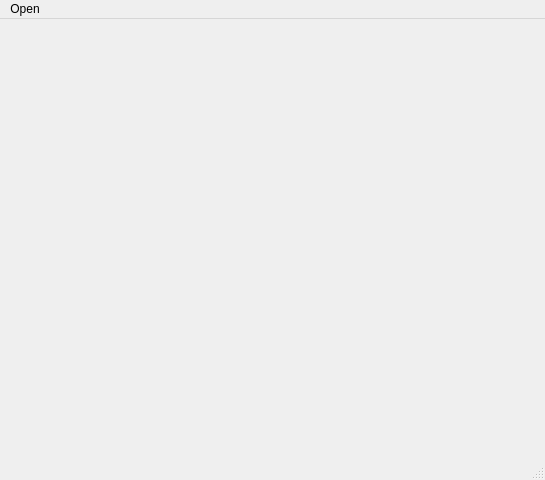
First picture: the form in src/ui/forms/base_window.ui, repository giordi91/parallel_image, before the edit.
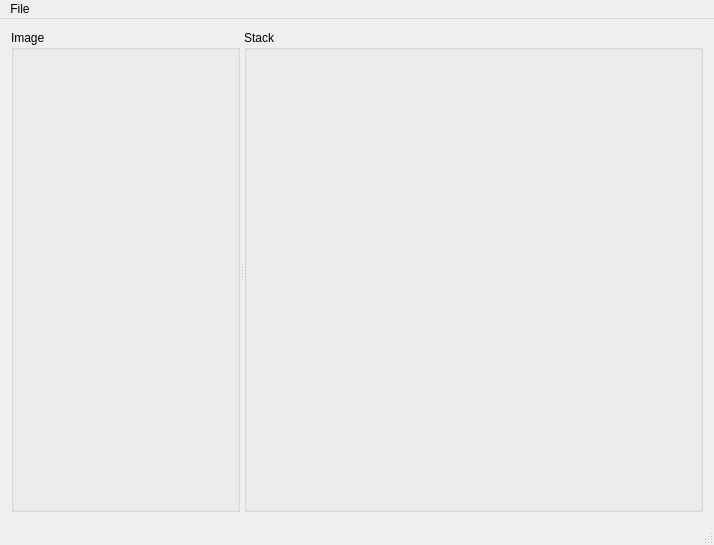
Second picture: the form after the edit.

Commit message: modified main window to add stack and image box, dropped in texture widget, need to compile properly

Patch:
```diff
--- a/src/ui/forms/base_window.ui
+++ b/src/ui/forms/base_window.ui
@@ -6,26 +6,64 @@
    <rect>
     <x>0</x>
     <y>0</y>
-    <width>545</width>
-    <height>480</height>
+    <width>714</width>
+    <height>545</height>
    </rect>
   </property>
   <property name="windowTitle">
    <string>MainWindow</string>
   </property>
-  <widget class="QWidget" name="centralWidget"/>
+  <widget class="QWidget" name="centralWidget">
+   <layout class="QHBoxLayout" name="horizontalLayout">
+    <item>
+     <widget class="QSplitter" name="splitter">
+      <property name="orientation">
+       <enum>Qt::Horizontal</enum>
+      </property>
+      <widget class="QGroupBox" name="ImageGB">
+       <property name="sizePolicy">
+        <sizepolicy hsizetype="Expanding" vsizetype="Preferred">
+         <horstretch>0</horstretch>
+         <verstretch>0</verstretch>
+        </sizepolicy>
+       </property>
+       <property name="title">
+        <string>Image</string>
+       </property>
+      </widget>
+      <widget class="QGroupBox" name="StackGB">
+       <property name="sizePolicy">
+        <sizepolicy hsizetype="Preferred" vsizetype="Minimum">
+         <horstretch>0</horstretch>
+         <verstretch>0</verstretch>
+        </sizepolicy>
+       </property>
+       <property name="minimumSize">
+        <size>
+         <width>200</width>
+         <height>0</height>
+        </size>
+       </property>
+       <property name="title">
+        <string>Stack</string>
+       </property>
+      </widget>
+     </widget>
+    </item>
+   </layout>
+  </widget>
   <widget class="QMenuBar" name="menuBar">
    <property name="geometry">
     <rect>
      <x>0</x>
      <y>0</y>
-     <width>545</width>
+     <width>714</width>
      <height>31</height>
     </rect>
    </property>
    <widget class="QMenu" name="menuOpen">
     <property name="title">
-     <string>Open</string>
+     <string>File</string>
     </property>
    </widget>
    <addaction name="menuOpen"/>
```
Left out of the diff: 12 changed lines with no effect on the pictures. The commit also changes 522 other files.
